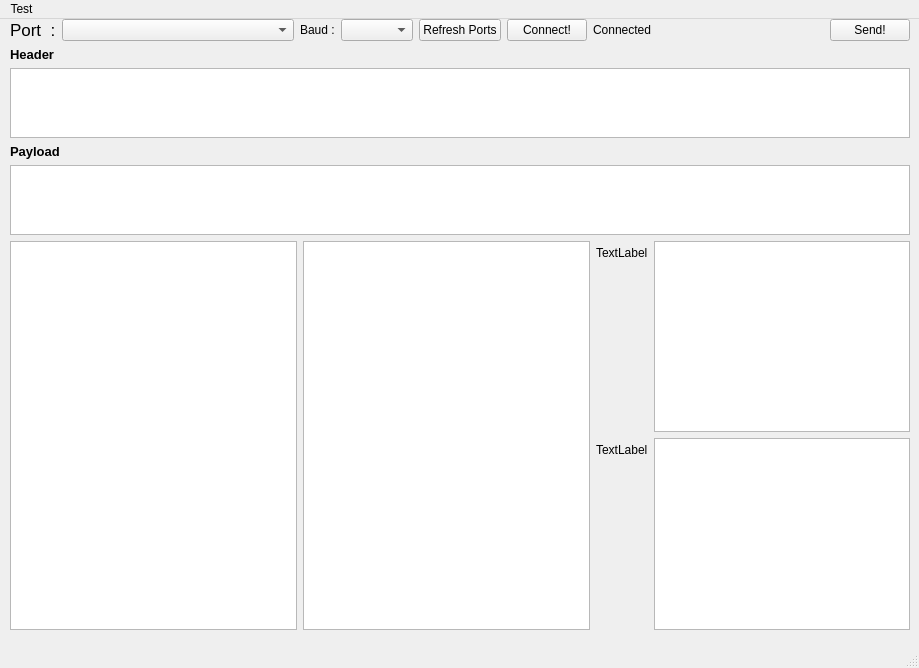
Above: designer.ui from hyunlee52852/cFS_Groundstation before the change. Below: the same form after it.
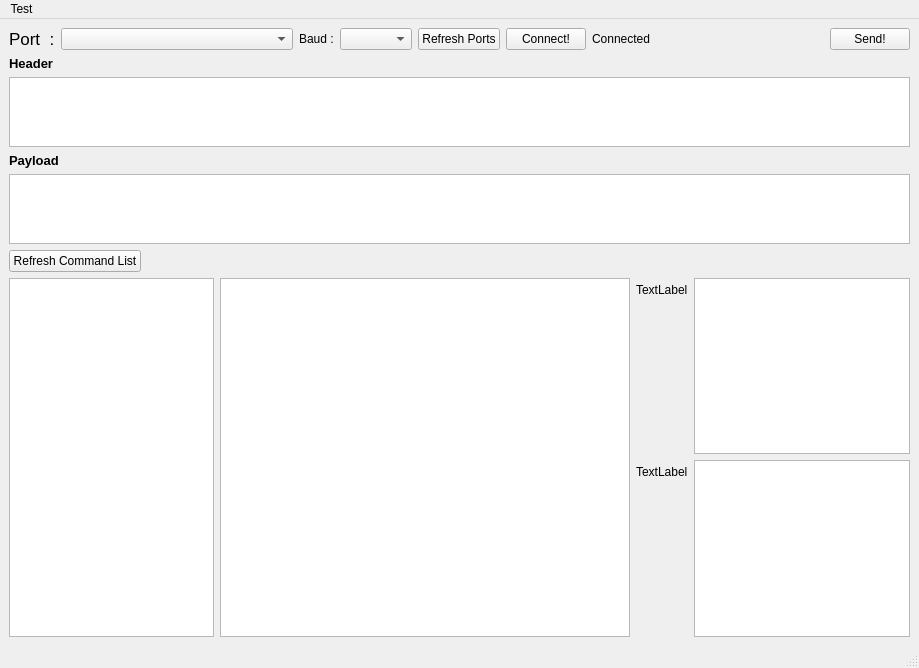
That is the form after the change.

Commit message: CmdGenScript:Added Command List

```diff
--- a/designer.ui
+++ b/designer.ui
@@ -14,16 +14,9 @@
    <string>MainWindow</string>
   </property>
   <widget class="QWidget" name="centralwidget">
-   <widget class="QWidget" name="layoutWidget">
-    <property name="geometry">
-     <rect>
-      <x>10</x>
-      <y>0</y>
-      <width>900</width>
-      <height>611</height>
-     </rect>
-    </property>
-    <layout class="QVBoxLayout" name="verticalLayout_Main" stretch="10,0,10,0,10,200">
+   <layout class="QVBoxLayout" name="verticalLayout">
+    <item>
+     <layout class="QVBoxLayout" name="verticalLayout_Main" stretch="10,0,10,0,10,0,200">
      <item>
       <layout class="QHBoxLayout" name="horizontalLayout_PortConnectSend" stretch="0,20,0,0,0,5,20,5">
        <property name="spacing">
@@ -139,12 +132,25 @@
       </widget>
      </item>
      <item>
-      <layout class="QHBoxLayout" name="horizontalLayout_CommandMaker">
+       <widget class="QPushButton" name="pushButton_RefreshCommandList">
+        <property name="sizePolicy">
+         <sizepolicy hsizetype="Maximum" vsizetype="Fixed">
+          <horstretch>0</horstretch>
+          <verstretch>0</verstretch>
+         </sizepolicy>
+        </property>
+        <property name="text">
+         <string>Refresh Command List</string>
+        </property>
+       </widget>
+      </item>
        <item>
-        <widget class="QListView" name="listView_Appname"/>
+       <layout class="QHBoxLayout" name="horizontalLayout_CommandMaker" stretch="15,30,20">
+        <item>
+         <widget class="QListWidget" name="listWidget_CommandType"/>
        </item>
        <item>
-        <widget class="QListView" name="listView_CommandName"/>
+         <widget class="QListWidget" name="listWidget_CommandList"/>
        </item>
        <item>
         <layout class="QFormLayout" name="formLayout_SetArgs">
@@ -173,7 +179,8 @@
       </layout>
      </item>
     </layout>
-   </widget>
+    </item>
+   </layout>
   </widget>
   <widget class="QMenuBar" name="menubar">
    <property name="geometry">
```
Lines whose indentation alone changed are shown as unchanged. The commit also changes 4 other files.
